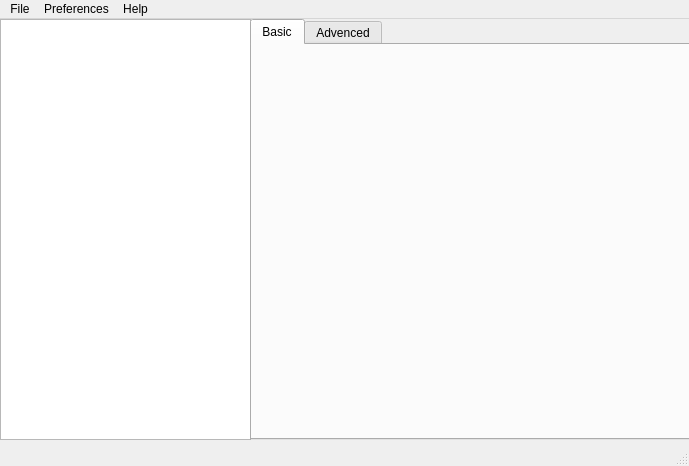
Above: gui.ui from apaczehavacze/h2oClient before the change. Below: the same form after it.
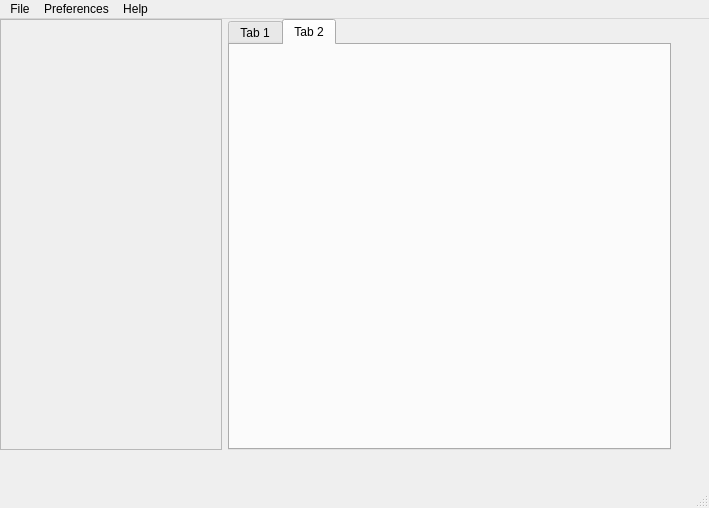
That is the form after the change. The open tabs and pages were chosen to show the change.

Commit message: uproszczony kod i przeorane gui

The edit to the form file:
```diff
--- a/gui.ui
+++ b/gui.ui
@@ -6,8 +6,8 @@
    <rect>
     <x>0</x>
     <y>0</y>
-    <width>689</width>
-    <height>466</height>
+    <width>709</width>
+    <height>508</height>
    </rect>
   </property>
   <property name="windowTitle">
@@ -15,43 +15,81 @@
   </property>
   <widget class="QWidget" name="centralwidget">
    <property name="sizePolicy">
-    <sizepolicy hsizetype="Expanding" vsizetype="Expanding">
+    <sizepolicy hsizetype="Maximum" vsizetype="Maximum">
      <horstretch>0</horstretch>
      <verstretch>0</verstretch>
     </sizepolicy>
    </property>
-   <widget class="QListWidget" name="listModule">
+   <property name="maximumSize">
+    <size>
+     <width>713</width>
+     <height>433</height>
+    </size>
+   </property>
+   <widget class="QWidget" name="horizontalLayoutWidget">
     <property name="geometry">
      <rect>
       <x>0</x>
       <y>0</y>
-      <width>251</width>
-      <height>421</height>
+      <width>671</width>
+      <height>431</height>
      </rect>
     </property>
-   </widget>
-   <widget class="QTabWidget" name="tabWidget">
-    <property name="geometry">
-     <rect>
-      <x>250</x>
-      <y>0</y>
-      <width>441</width>
-      <height>421</height>
-     </rect>
-    </property>
-    <property name="currentIndex">
-     <number>0</number>
-    </property>
-    <widget class="QWidget" name="basic">
-     <attribute name="title">
-      <string>Basic</string>
-     </attribute>
-    </widget>
-    <widget class="QWidget" name="advenced">
-     <attribute name="title">
-      <string>Advenced</string>
-     </attribute>
-    </widget>
+    <layout class="QHBoxLayout" name="horizontalLayout" stretch="1,2">
+     <property name="sizeConstraint">
+      <enum>QLayout::SetMaximumSize</enum>
+     </property>
+     <property name="bottomMargin">
+      <number>0</number>
+     </property>
+     <item>
+      <widget class="QListWidget" name="listModule">
+       <property name="enabled">
+        <bool>false</bool>
+       </property>
+      </widget>
+     </item>
+     <item>
+      <widget class="QTabWidget" name="tabWidget">
+       <property name="enabled">
+        <bool>true</bool>
+       </property>
+       <property name="currentIndex">
+        <number>0</number>
+       </property>
+       <widget class="QWidget" name="basic">
+        <property name="enabled">
+         <bool>false</bool>
+        </property>
+        <attribute name="title">
+         <string>Tab 1</string>
+        </attribute>
+        <zorder>listModule</zorder>
+       </widget>
+       <widget class="QWidget" name="adv">
+        <property name="enabled">
+         <bool>false</bool>
+        </property>
+        <attribute name="title">
+         <string>Tab 2</string>
+        </attribute>
+        <widget class="QWidget" name="formLayoutWidget">
+         <property name="geometry">
+          <rect>
+           <x>100</x>
+           <y>150</y>
+           <width>160</width>
+           <height>80</height>
+          </rect>
+         </property>
+         <layout class="QFormLayout" name="advLayout"/>
+        </widget>
+        <zorder>listModule</zorder>
+        <zorder>formLayoutWidget</zorder>
+       </widget>
+      </widget>
+     </item>
+    </layout>
    </widget>
   </widget>
   <widget class="QMenuBar" name="menubar">
@@ -59,7 +97,7 @@
     <rect>
      <x>0</x>
      <y>0</y>
-     <width>689</width>
+     <width>709</width>
      <height>21</height>
     </rect>
    </property>
```
Left out of the diff: 6 changed lines with no effect on the pictures. The commit also changes 3 other files.
